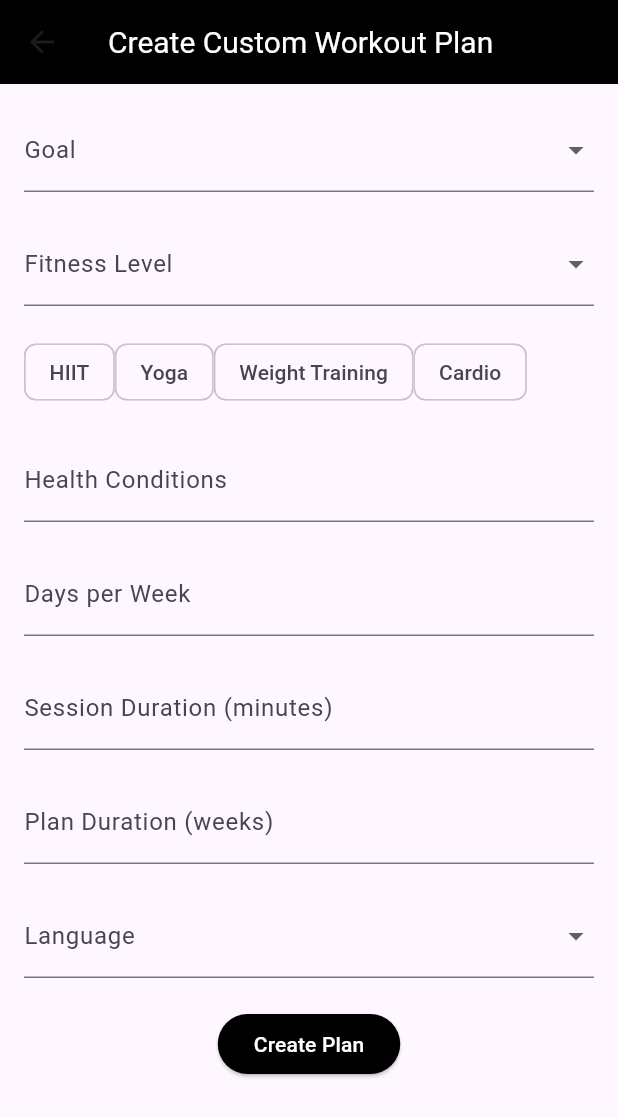
After one commit to cpit252-fall-24-IT2/project-fitness-app, a Flutter app: the Goalscreen screen opened directly, after a tap on "Start New Goal", on a phone screen of 412 x 824 dp. The commit adds this screen. Shown: the top 1117 px of the screen. Run offline on Flutter 3.47's test engine with Material 3 defaults, Android fonts, the light colour scheme and no system bars; our stand-ins replace google_nav_bar, sqflite, sqflite_common_ffi; accounts and stored records are empty.

Commit message:
Goal Page Selections

```diff
--- a/lib/Auth/SignupPage.dart
+++ b/lib/Auth/SignupPage.dart
@@ -1,3 +1,5 @@
+// ignore_for_file: prefer_const_constructors, prefer_const_literals_to_create_immutables
+
 import 'package:flutter/material.dart';
 import 'package:fitness_app/DB/Database.dart';
 import 'package:fitness_app/Auth/loginPage.dart';
@@ -12,6 +14,7 @@ class SignupPage extends StatefulWidget {
 }
 
 class _SignUpPageState extends State<SignupPage> with SingleTickerProviderStateMixin {
+  //fix this.
   TextEditingController _usernameController = TextEditingController();
   TextEditingController _emailController = TextEditingController();
   TextEditingController _passwordController = TextEditingController();
--- a/lib/Auth/loginPage.dart
+++ b/lib/Auth/loginPage.dart
@@ -1,3 +1,5 @@
+// ignore_for_file: prefer_const_constructors, prefer_const_literals_to_create_immutables
+
 import 'package:fitness_app/Constant/Varibles.dart';
 import 'package:flutter/material.dart';
 import 'package:fitness_app/DB/Database.dart';
--- /dev/null
+++ b/lib/Screens/GoalPage.dart
@@ -0,0 +1,175 @@
+import 'package:fitness_app/Widget/MultiSelectChip.dart';
+import 'package:flutter/material.dart';
+
+class GoalPage extends StatefulWidget {
+  const GoalPage({Key? key}) : super(key: key);
+
+  @override
+  State<GoalPage> createState() => _CreateGoalPageState();
+}
+
+class _CreateGoalPageState extends State<GoalPage> {
+  final _formKey = GlobalKey<FormState>();
+
+  String? goal;
+  String? fitnessLevel;
+  List<String> preferences = [];
+  String? healthConditions;
+  int? daysPerWeek;
+  int? sessionDuration;
+  int? planDurationWeeks;
+  String? language;
+
+  // Dropdown options
+  final List<String> goals = ["Build muscle", "Lose weight"];
+  final List<String> fitnessLevels = ["Beginner", "Intermediate", "Advanced"];
+  final List<String> languages = ["English", "Spanish"];
+  final List<String> workoutPreferences = [
+    "HIIT",
+    "Yoga",
+    "Weight Training",
+    "Cardio"
+  ];
+
+  void _saveForm() {
+    if (_formKey.currentState!.validate()) {
+      _formKey.currentState!.save();
+
+      // Print values for debugging
+      print("Goal: $goal");
+      print("Fitness Level: $fitnessLevel");
+      print("Preferences: $preferences");
+      print("Health Conditions: $healthConditions");
+      print("Days Per Week: $daysPerWeek");
+      print("Session Duration: $sessionDuration");
+      print("Plan Duration: $planDurationWeeks");
+      print("Language: $language");
+
+      Navigator.pop(context); // Go back to the goal page
+    }
+  }
+
+  @override
+  Widget build(BuildContext context) {
+    return Scaffold(
+      appBar: AppBar(
+        title: const Text(
+          "Create Custom Workout Plan",
+          style: TextStyle(color: Colors.white, fontSize: 20),
+        ),
+        backgroundColor: Colors.black,
+      ),
+      body: Padding(
+        padding: const EdgeInsets.all(16.0),
+        child: Form(
+          key: _formKey,
+          child: SingleChildScrollView(
+            child: Column(
+              crossAxisAlignment: CrossAxisAlignment.start,
+              children: [
+                DropdownButtonFormField<String>(
+                  value: goal,
+                  items: goals.map((goal) {
+                    return DropdownMenuItem(
+                      value: goal,
+                      child: Text(goal),
+                    );
+                  }).toList(),
+                  onChanged: (value) => setState(() => goal = value),
+                  decoration: const InputDecoration(labelText: "Goal"),
+                  validator: (value) =>
+                      value == null ? "Please select a goal" : null,
+                ),
+                const SizedBox(height: 20),
+                DropdownButtonFormField<String>(
+                  value: fitnessLevel,
+                  items: fitnessLevels.map((level) {
+                    return DropdownMenuItem(
+                      value: level,
+                      child: Text(level),
+                    );
+                  }).toList(),
+                  onChanged: (value) => setState(() => fitnessLevel = value),
+                  decoration: const InputDecoration(labelText: "Fitness Level"),
+                  validator: (value) =>
+                      value == null ? "Please select a fitness level" : null,
+                ),
+                const SizedBox(height: 20),
+                MultiSelectChip(
+                  options: workoutPreferences,
+                  selectedOptions: preferences,
+                  onSelectionChanged: (selected) {
+                    setState(() {
+                      preferences = selected;
+                    });
+                  },
+                ),
+                const SizedBox(height: 20),
+                TextFormField(
+                  onSaved: (value) => healthConditions = value,
+                  decoration:
+                      const InputDecoration(labelText: "Health Conditions"),
+                ),
+                const SizedBox(height: 20),
+                TextFormField(
+                  onSaved: (value) => daysPerWeek = int.tryParse(value ?? "0"),
+                  decoration: const InputDecoration(labelText: "Days per Week"),
+                  keyboardType: TextInputType.number,
+                  validator: (value) =>
+                      value!.isEmpty ? "Please enter a number" : null,
+                ),
+                const SizedBox(height: 20),
+                TextFormField(
+                  onSaved: (value) =>
+                      sessionDuration = int.tryParse(value ?? "0"),
+                  decoration: const InputDecoration(
+                      labelText: "Session Duration (minutes)"),
+                  keyboardType: TextInputType.number,
+                  validator: (value) =>
+                      value!.isEmpty ? "Please enter a number" : null,
+                ),
+                const SizedBox(height: 20),
+                TextFormField(
+                  onSaved: (value) =>
+                      planDurationWeeks = int.tryParse(value ?? "0"),
+                  decoration:
+                      const InputDecoration(labelText: "Plan Duration (weeks)"),
+                  keyboardType: TextInputType.number,
+                  validator: (value) =>
+                      value!.isEmpty ? "Please enter a number" : null,
+                ),
+                const SizedBox(height: 20),
+                DropdownButtonFormField<String>(
+                  value: language,
+                  items: languages.map((lang) {
+                    return DropdownMenuItem(
+                      value: lang,
+                      child: Text(lang),
+                    );
+                  }).toList(),
+                  onChanged: (value) => setState(() => language = value),
+                  decoration: const InputDecoration(labelText: "Language"),
+                  validator: (value) =>
+                      value == null ? "Please select a language" : null,
+                ),
+                const SizedBox(height: 20),
+                Center(
+                  child: ElevatedButton(
+                    onPressed: _saveForm,
+                    style: ElevatedButton.styleFrom(
+                      backgroundColor: const Color.fromARGB(255, 0, 0, 0),
+                    ),
+                    child: const Text(
+                      "Create Plan",
+                      style: TextStyle(color: Colors.white),
+                    ),
+                  ),
+                ),
+              ],
+            ),
+          ),
+        ),
+      ),
+    );
+  }
+}
--- a/lib/Screens/goalScreen.dart
+++ b/lib/Screens/goalScreen.dart
@@ -1,3 +1,4 @@
+import 'package:fitness_app/Screens/GoalPage.dart';
 import 'package:flutter/material.dart';
 
 class Goalscreen extends StatefulWidget {
@@ -11,7 +12,49 @@ class _MyWidgetState extends State<Goalscreen> {
   @override
   Widget build(BuildContext context) {
     return Scaffold(
-      body: Center(child: Text("data")),
+      appBar: AppBar(
+        title: const Text(
+          "Goals",
+          style: TextStyle(color: Colors.white),
+        ),
+        backgroundColor: Colors.black,
+      ),
+      body: Column(
+        mainAxisAlignment: MainAxisAlignment.center,
+        children: [
+          const Center(
+            child: Text(
+              "You do not have a goal",
+              style: TextStyle(
+                fontSize: 18,
+                fontWeight: FontWeight.bold,
+                color: Colors.black,
+              ),
+            ),
+          ),
+          const SizedBox(height: 50),
+          ElevatedButton(
+            onPressed: () {
+              Navigator.push(
+                context,
+                MaterialPageRoute(
+                  builder: (context) => const GoalPage(),
+                ),
+              );
+            },
+            style: ElevatedButton.styleFrom(
+              backgroundColor: const Color.fromARGB(255, 0, 0, 0),
+            ),
+            child: const Text(
+              "Start New Goal",
+              style: TextStyle(
+                  fontSize: 16,
+                  fontWeight: FontWeight.bold,
+                  color: Colors.white),
+            ),
+          ),
+        ],
+      ),
     );
   }
 }
--- /dev/null
+++ b/lib/Widget/MultiSelectChip.dart
@@ -0,0 +1,43 @@
+import 'package:flutter/material.dart';
+
+// Multi-select chip widget
+class MultiSelectChip extends StatefulWidget {
+  final List<String> options;
+  final List<String> selectedOptions;
+  final Function(List<String>) onSelectionChanged;
+
+  const MultiSelectChip({
+    Key? key,
+    required this.options,
+    required this.selectedOptions,
+    required this.onSelectionChanged,
+  }) : super(key: key);
+
+  @override
+  _MultiSelectChipState createState() => _MultiSelectChipState();
+}
+
+class _MultiSelectChipState extends State<MultiSelectChip> {
+  @override
+  Widget build(BuildContext context) {
+    return Wrap(
+      children: widget.options.map((option) {
+        final isSelected = widget.selectedOptions.contains(option);
+        return ChoiceChip(
+          label: Text(option),
+          selected: isSelected,
+          onSelected: (selected) {
+            setState(() {
+              if (selected) {
+                widget.selectedOptions.add(option);
+              } else {
+                widget.selectedOptions.remove(option);
+              }
+              widget.onSelectionChanged(widget.selectedOptions);
+            });
+          },
+        );
+      }).toList(),
+    );
+  }
+}
--- a/lib/main.dart
+++ b/lib/main.dart
@@ -4,8 +4,8 @@ import 'package:sqflite/sqflite.dart';
 import 'package:sqflite_common_ffi/sqflite_ffi.dart';
 
 void main() {
+
   sqfliteFfiInit();
-
   databaseFactory = databaseFactoryFfi;
 
   runApp(const MyApp());
```
Also changed, not shown: pubspec.lock.
